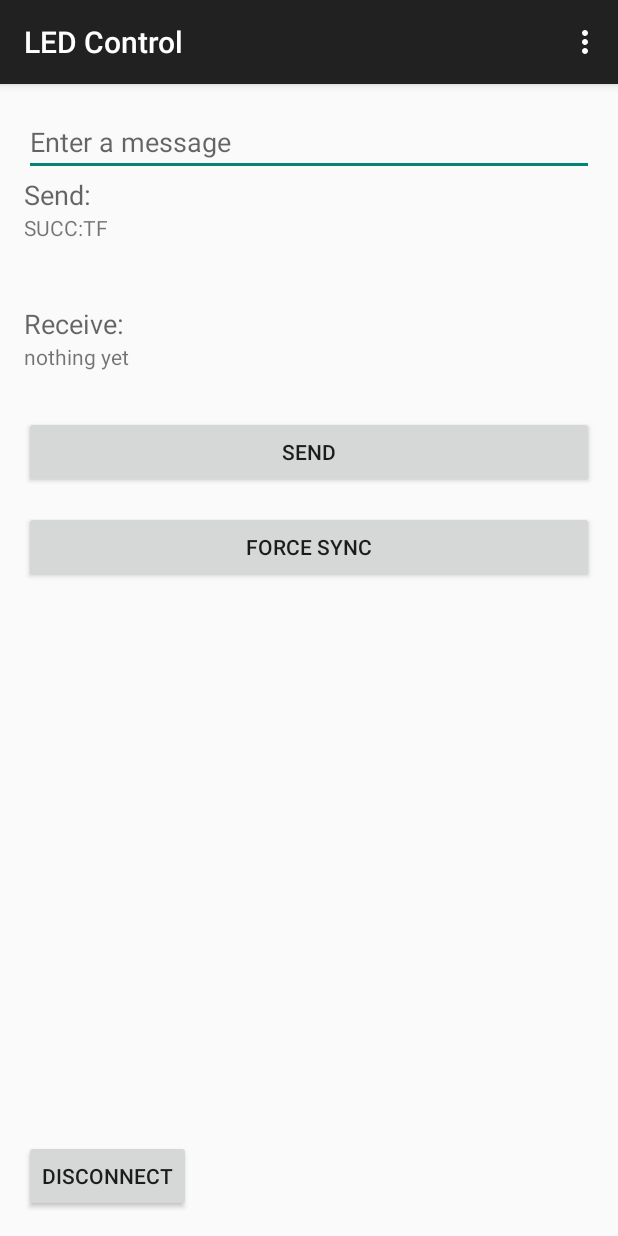
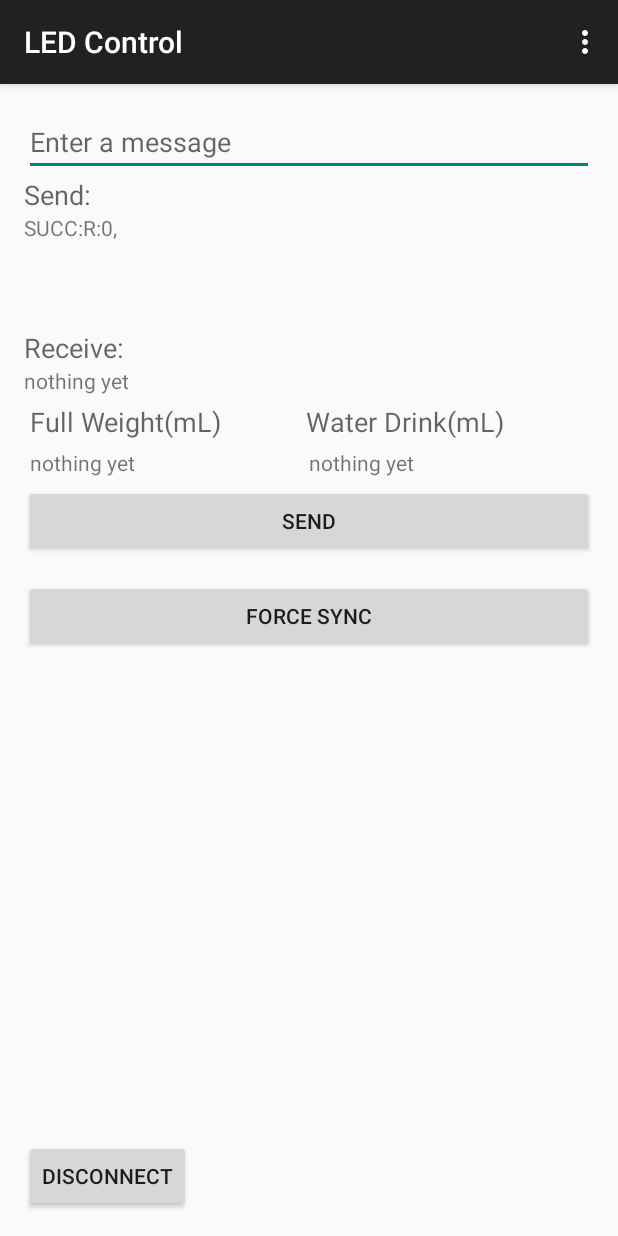
Before and after one commit to detree/ece445_app, an Android app: the BTCommActivity screen opened directly, with no data from a screen before it, after a tap on "FORCE SYNC", on a phone screen of 412 x 824 dp. Run offline under Robolectric (Android 15) with nearby library versions, the light colour scheme and no system bars; 6 statements that could not run were skipped; 1 other tap on this screen came first.

Commit message:
bt working

```diff
--- a/app/build.gradle
+++ b/app/build.gradle
@@ -23,4 +23,5 @@ android {
 dependencies {
     compile fileTree(include: ['*.jar'], dir: 'libs')
     compile 'com.android.support:appcompat-v7:25.0.0'
+    compile 'com.google.android.gms:play-services:10.0.0'
 }
--- a/app/src/main/AndroidManifest.xml
+++ b/app/src/main/AndroidManifest.xml
@@ -4,6 +4,7 @@
 
     <uses-permission android:name="android.permission.BLUETOOTH_ADMIN"/>
     <uses-permission android:name="android.permission.BLUETOOTH"/>
+    <uses-permission android:name="android.permission.ACCESS_FINE_LOCATION" />
 
     <application
         android:allowBackup="true"
--- a/app/src/main/java/ece445/BTtoAdruino/BTActions.java
+++ b/app/src/main/java/ece445/BTtoAdruino/BTActions.java
@@ -19,12 +19,14 @@ public class BTActions {
     private String TAG = "BTActions";
     private Handler myHandler;
     private BTRecvTh btrecv = null;
+    MsgFormatter msgFormatter = null;
 
     BluetoothSocket btSocket = null;
 
-    public BTActions(BluetoothSocket skt, Handler handler){
+    BTActions(BluetoothSocket skt, Handler handler){
         myHandler = handler;
         btSocket = skt;
+        msgFormatter = new MsgFormatter(myHandler);
     }
 
     private class BTSendOnceTh implements Runnable{
@@ -76,6 +78,7 @@ public class BTActions {
                     if (read.contains("\n")) {
                         Log.d(TAG, read);
                         myHandler.obtainMessage(Parameter.BTMSG_RECV_SUCCESS, msgRecv.toString()).sendToTarget();
+                        msgFormatter.decodeAndAct(msgRecv.toString());
                         msgRecv.setLength(0);
                     }
                 } catch (IOException e) {
--- a/app/src/main/java/ece445/BTtoAdruino/BTCommActivity.java
+++ b/app/src/main/java/ece445/BTtoAdruino/BTCommActivity.java
@@ -17,34 +17,45 @@ import android.widget.Button;
 import android.widget.TextView;
 import android.widget.Toast;
 
+import com.google.android.gms.common.api.GoogleApiClient;
+
 import java.io.IOException;
 import java.util.UUID;
 
 
 public class BTCommActivity extends AppCompatActivity {
     private String TAG = "BTCommActivity";
+    //UI components=========================
     Button btnSend, btnSync, btnDisconnect;
-    TextView textView_send, textView_recv;
+    TextView txtV_send, txtV_recv, txtV_weight, txtV_vol;
+    //Bluetooth & GPS from System=========================
     String address = null;
     BluetoothAdapter myBluetooth = null;
     BluetoothSocket btSocket = null;
+    static final UUID myUUID = UUID.fromString("00001101-0000-1000-8000-00805F9B34FB"); //SPP UUID. Look for it
+    GoogleApiClient mPlayApi = null;
+    //My custom Bluetooth protocol=========================
     BTActions btActions = null;
     private boolean isBtConnected = false;
-    //SPP UUID. Look for it
-    static final UUID myUUID = UUID.fromString("00001101-0000-1000-8000-00805F9B34FB");
 
     Handler myHandler = new Handler() {
         @Override
         public void handleMessage(Message inputMsg) {
             switch (inputMsg.what){
                 case Parameter.BTMSG_SEND_SUCCESS:
-                    textView_send.setText("SUCC:"+(String)inputMsg.obj);
+                    txtV_send.setText("SUCC:"+ inputMsg.obj);
                     break;
                 case Parameter.BT_CONNECT_FAIL:
                     msg("Connection FAILED. Please disconnect then reconnect");
                     break;
                 case Parameter.BTMSG_RECV_SUCCESS:
-                    textView_recv.setText("SUCC:"+(String)inputMsg.obj);
+                    txtV_recv.setText("SUCC:"+ inputMsg.obj);
+                    break;
+                case Parameter.BTMSG_UPDATE_VOLUME:
+                    txtV_vol.setText(Integer.toString((int)inputMsg.obj));
+                    break;
+                case Parameter.BTMSG_UPDATE_WEIGHT:
+                    txtV_weight.setText(Integer.toString((int)inputMsg.obj));
                     break;
             }
         }
@@ -65,8 +76,10 @@ public class BTCommActivity extends AppCompatActivity {
         btnSend = (Button)findViewById(R.id.button2);
         btnSync = (Button)findViewById(R.id.button3);
         btnDisconnect = (Button)findViewById(R.id.button4);
-        textView_send = (TextView)findViewById(R.id.textView2);
-        textView_recv = (TextView)findViewById(R.id.textView4);
+        txtV_send = (TextView)findViewById(R.id.textView2);
+        txtV_recv = (TextView)findViewById(R.id.textView4);
+        txtV_weight = (TextView)findViewById(R.id.textView6_1);
+        txtV_vol = (TextView)findViewById(R.id.textView6_2);
 
         new InitBT().execute(); //Call the class to connect
     }
@@ -88,7 +101,7 @@ public class BTCommActivity extends AppCompatActivity {
             @Override
             public void onClick(View v)
             {
-                btActions.sendMsgOnce("TF");
+                btActions.sendMsgOnce(MsgFormatter.encodeRecalcWeight()+"\n");
             }
         });
 
--- a/app/src/main/java/ece445/BTtoAdruino/MsgFormatter.java
+++ b/app/src/main/java/ece445/BTtoAdruino/MsgFormatter.java
@@ -1,6 +1,7 @@
 package ece445.BTtoAdruino;
 
 import android.os.Handler;
+import android.util.Log;
 
 /**
  * Created by SC.
@@ -10,15 +11,37 @@ import android.os.Handler;
 
 public class MsgFormatter {
     //constants involves decoding the messages==========
-    public final char SentSep = '\n';
-    public final char PartSep = ':';
+    public static final String SentSep = ",";
+    public static final String PartSep = ":";
     private final char updateW = 'W';
     private final char updateV = 'V';
+    private static final char recalcW = 'R';
+    private final String TAG = "MsgFormatter";
 
     //normal variables for this class
     private Handler myHandler;
 
+    public MsgFormatter(Handler handler){
+        myHandler = handler;
+    }
+
     public void decodeAndAct(String in){
+        String sent[] = in.split(SentSep);
+        for(int i=0;i<sent.length;i++) {
+            String parts[] = sent[i].split(PartSep);
+            if(parts.length<2) continue;
+            if(parts[0].charAt(0)==updateW) {
+                myHandler.obtainMessage(Parameter.BTMSG_UPDATE_WEIGHT, Integer.parseInt(parts[1])).sendToTarget();
+            }
+            else if(parts[0].charAt(0)==updateV) {
+                myHandler.obtainMessage(Parameter.BTMSG_UPDATE_VOLUME, Integer.parseInt(parts[1])).sendToTarget();
+            }else{
+                Log.d(TAG, "unregistered message header:" + parts[0]);
+            }
+        }
+    }
 
+    static public String encodeRecalcWeight(){
+        return Character.toString(recalcW)+PartSep+Integer.toString(0)+SentSep;
     }
 }
--- a/app/src/main/res/layout/activity_led_control.xml
+++ b/app/src/main/res/layout/activity_led_control.xml
@@ -50,13 +50,59 @@
         android:layout_alignParentLeft="true"
         android:layout_alignParentStart="true" />
 
+    <LinearLayout
+        android:id="@+id/linearLayout1"
+        android:orientation="horizontal"
+        android:paddingLeft="4.0dip"
+        android:paddingTop="5.0dip"
+        android:paddingRight="4.0dip"
+        android:layout_width="fill_parent" android:layout_height="wrap_content"
+        android:layout_below="@+id/textView4">
+        <TextView
+            android:id="@+id/textView5_1"
+            android:layout_width="wrap_content"
+            android:layout_height="wrap_content"
+            android:textAppearance="?android:attr/textAppearanceMedium"
+            android:text="Full Weight(mL)"
+            android:layout_weight="1.0" />
+        <TextView
+            android:id="@+id/textView5_2"
+            android:layout_width="wrap_content"
+            android:layout_height="wrap_content"
+            android:textAppearance="?android:attr/textAppearanceMedium"
+            android:text="Water Drink(mL)"
+            android:layout_weight="1.0" />
+    </LinearLayout>
+    <LinearLayout
+        android:id="@+id/linearLayout2"
+        android:orientation="horizontal"
+        android:paddingLeft="4.0dip"
+        android:paddingTop="5.0dip"
+        android:paddingRight="4.0dip"
+        android:paddingBottom="1.0dip"
+        android:layout_width="fill_parent" android:layout_height="wrap_content"
+        android:layout_below="@+id/linearLayout1">
+        <TextView
+            android:id="@+id/textView6_1"
+            android:layout_width="wrap_content"
+            android:layout_height="wrap_content"
+            android:text="@string/textView4"
+            android:layout_weight="1.0" />
+        <TextView
+            android:id="@+id/textView6_2"
+            android:layout_width="wrap_content"
+            android:layout_height="wrap_content"
+            android:text="@string/textView4"
+            android:layout_weight="1.0" />
+    </LinearLayout>
+
     <Button
         android:layout_width="match_parent"
         android:layout_height="wrap_content"
         android:text="Send"
         android:id="@+id/button2"
         android:layout_marginTop="30dp"
-        android:layout_below="@+id/textView4"
+        android:layout_below="@+id/linearLayout1"
         android:layout_alignParentLeft="true"
         android:layout_alignParentStart="true"/>
 
```
Also changed, not shown: 2 other files.
